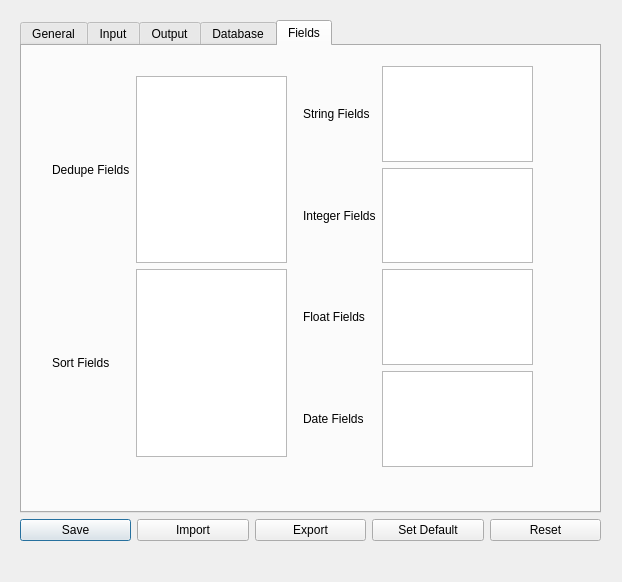
Above: zeex/core/ui/settings.ui from zbarge/zeex before the change. Below: the same form after it.
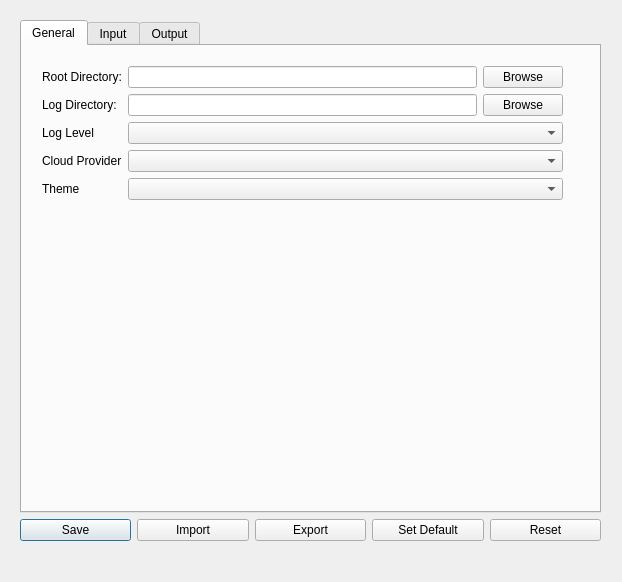
That is the form after the change. The open tabs and pages were chosen to show the change.

Patch:
```diff
--- a/zeex/core/ui/settings.ui
+++ b/zeex/core/ui/settings.ui
@@ -286,174 +286,6 @@
         </layout>
        </widget>
       </widget>
-      <widget class="QWidget" name="databaseSettings">
-       <attribute name="title">
-        <string>Database</string>
-       </attribute>
-       <widget class="QWidget" name="formLayoutWidget_4">
-        <property name="geometry">
-         <rect>
-          <x>10</x>
-          <y>10</y>
-          <width>251</width>
-          <height>421</height>
-         </rect>
-        </property>
-        <layout class="QFormLayout" name="formLayout">
-         <item row="0" column="0">
-          <widget class="QLabel" name="flavorLabel">
-           <property name="text">
-            <string>Flavor</string>
-           </property>
-          </widget>
-         </item>
-         <item row="0" column="1">
-          <widget class="QComboBox" name="flavorComboBox"/>
-         </item>
-         <item row="1" column="0">
-          <widget class="QLabel" name="urlLabel">
-           <property name="text">
-            <string>Url</string>
-           </property>
-          </widget>
-         </item>
-         <item row="1" column="1">
-          <widget class="QLineEdit" name="urlLineEdit"/>
-         </item>
-         <item row="2" column="0">
-          <widget class="QLabel" name="defaultDatabaseLabel">
-           <property name="text">
-            <string>Default Database</string>
-           </property>
-          </widget>
-         </item>
-         <item row="2" column="1">
-          <widget class="QLineEdit" name="defaultDatabaseLineEdit"/>
-         </item>
-         <item row="3" column="0">
-          <widget class="QLabel" name="usernameLabel">
-           <property name="text">
-            <string>Username</string>
-           </property>
-          </widget>
-         </item>
-         <item row="3" column="1">
-          <widget class="QLineEdit" name="usernameLineEdit"/>
-         </item>
-         <item row="4" column="0">
-          <widget class="QLabel" name="passwordLabel">
-           <property name="text">
-            <string>Password</string>
-           </property>
-          </widget>
-         </item>
-         <item row="4" column="1">
-          <widget class="QLineEdit" name="passwordLineEdit"/>
-         </item>
-         <item row="5" column="0">
-          <widget class="QLabel" name="portLabel">
-           <property name="text">
-            <string>Port</string>
-           </property>
-          </widget>
-         </item>
-         <item row="5" column="1">
-          <widget class="QLineEdit" name="portLineEdit"/>
-         </item>
-        </layout>
-       </widget>
-      </widget>
-      <widget class="QWidget" name="fieldSettingsWidget">
-       <attribute name="title">
-        <string>Fields</string>
-       </attribute>
-       <widget class="QWidget" name="horizontalLayoutWidget">
-        <property name="geometry">
-         <rect>
-          <x>10</x>
-          <y>10</y>
-          <width>511</width>
-          <height>421</height>
-         </rect>
-        </property>
-        <layout class="QHBoxLayout" name="fieldsGridHLayout">
-         <property name="margin">
-          <number>10</number>
-         </property>
-         <item>
-          <layout class="QGridLayout" name="fieldsGridLayout">
-           <property name="margin">
-            <number>10</number>
-           </property>
-           <item row="1" column="0">
-            <widget class="QLabel" name="dedupeFieldsLabel">
-             <property name="text">
-              <string>Dedupe Fields</string>
-             </property>
-            </widget>
-           </item>
-           <item row="1" column="1">
-            <widget class="QListView" name="dedupeFieldsListView"/>
-           </item>
-           <item row="2" column="1">
-            <widget class="QColumnView" name="sortFieldsColumnView"/>
-           </item>
-           <item row="2" column="0">
-            <widget class="QLabel" name="sortFieldsLabel">
-             <property name="text">
-              <string>Sort Fields</string>
-             </property>
-            </widget>
-           </item>
-          </layout>
-         </item>
-         <item>
-          <layout class="QGridLayout" name="dtypesGridLayout">
-           <item row="3" column="0">
-            <widget class="QLabel" name="floatFieldsLabel">
-             <property name="text">
-              <string>Float Fields</string>
-             </property>
-            </widget>
-           </item>
-           <item row="1" column="1">
-            <widget class="QListView" name="strFieldsListView"/>
-           </item>
-           <item row="2" column="0">
-            <widget class="QLabel" name="intFieldsLabel">
-             <property name="text">
-              <string>Integer Fields</string>
-             </property>
-            </widget>
-           </item>
-           <item row="1" column="0">
-            <widget class="QLabel" name="stringFieldsLabel">
-             <property name="text">
-              <string>String Fields</string>
-             </property>
-            </widget>
-           </item>
-           <item row="3" column="1">
-            <widget class="QListView" name="floatFieldsListView"/>
-           </item>
-           <item row="4" column="0">
-            <widget class="QLabel" name="dateFieldsLabel">
-             <property name="text">
-              <string>Date Fields</string>
-             </property>
-            </widget>
-           </item>
-           <item row="2" column="1">
-            <widget class="QListView" name="intFieldsListView"/>
-           </item>
-           <item row="4" column="1">
-            <widget class="QListView" name="dateFieldsListView"/>
-           </item>
-          </layout>
-         </item>
-        </layout>
-       </widget>
-      </widget>
      </widget>
     </item>
    </layout>
```
Left out of the diff: 62 changed lines with no effect on the pictures.
